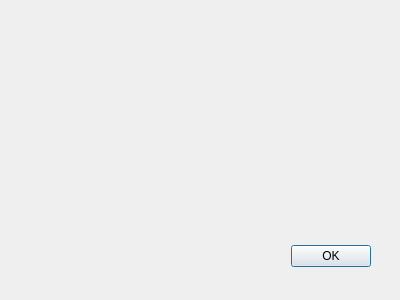
The window that dialogabout.ui (zym013579/AOMController) describes before a commit, drawn with Qt 5.
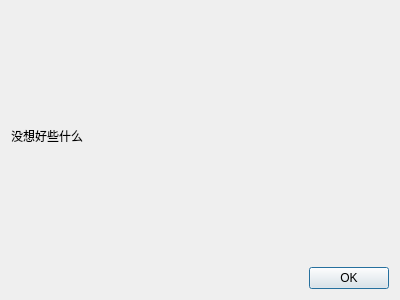
The same window after the commit.

Patch:
```diff
--- a/dialogabout.ui
+++ b/dialogabout.ui
@@ -19,15 +19,16 @@
   <property name="windowTitle">
    <string>关于</string>
   </property>
+  <layout class="QGridLayout" name="gridLayout">
+   <item row="0" column="0">
+    <widget class="QLabel" name="label">
+     <property name="text">
+      <string>没想好些什么</string>
+     </property>
+    </widget>
+   </item>
+   <item row="1" column="0">
   <widget class="QDialogButtonBox" name="buttonBox">
-   <property name="geometry">
-    <rect>
-     <x>30</x>
-     <y>240</y>
-     <width>341</width>
-     <height>32</height>
-    </rect>
-   </property>
    <property name="orientation">
     <enum>Qt::Horizontal</enum>
    </property>
@@ -35,6 +36,8 @@
     <set>QDialogButtonBox::Ok</set>
    </property>
   </widget>
+   </item>
+  </layout>
  </widget>
  <resources/>
  <connections>
```
Lines whose indentation alone changed are shown as unchanged.
